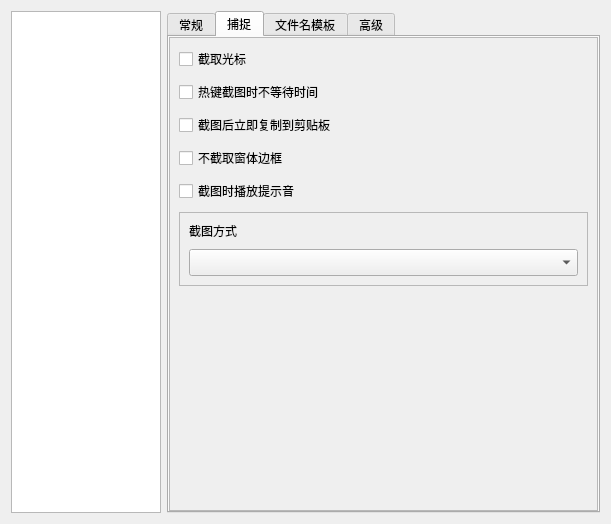
Before: the Qt Designer form SmartScreenSnapper/ui/settingdialog.ui in SkyD666/SmartScreenSnapper, drawn with Qt 5.
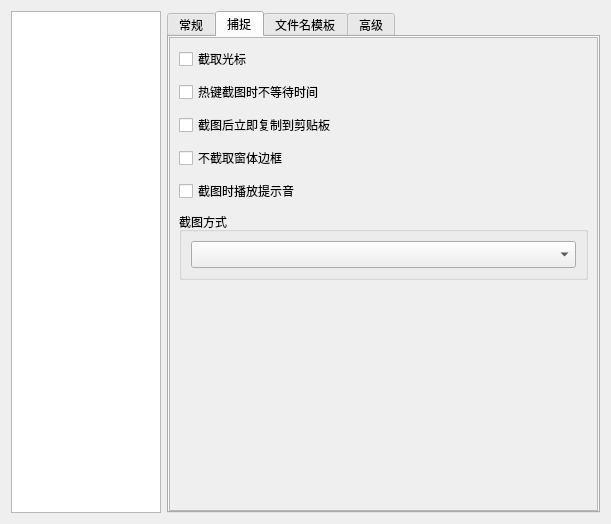
After: the same form once the commit is applied. The open tabs and pages were chosen to show the change. Icons and pictures are not drawn.

Patch:
```diff
--- a/SmartScreenSnapper/ui/settingdialog.ui
+++ b/SmartScreenSnapper/ui/settingdialog.ui
@@ -589,39 +589,17 @@
             </widget>
            </item>
            <item>
-            <widget class="QFrame" name="frame_2">
+            <widget class="QGroupBox" name="groupBox_2">
              <property name="sizePolicy">
               <sizepolicy hsizetype="Preferred" vsizetype="Fixed">
                <horstretch>0</horstretch>
                <verstretch>0</verstretch>
               </sizepolicy>
              </property>
-             <property name="frameShape">
-              <enum>QFrame::StyledPanel</enum>
-             </property>
-             <layout class="QVBoxLayout" name="verticalLayout_5">
-              <property name="spacing">
-               <number>9</number>
-              </property>
-              <property name="leftMargin">
-               <number>9</number>
-              </property>
-              <property name="topMargin">
-               <number>9</number>
-              </property>
-              <property name="rightMargin">
-               <number>9</number>
-              </property>
-              <property name="bottomMargin">
-               <number>9</number>
-              </property>
-              <item>
-               <widget class="QLabel" name="label_3">
-                <property name="text">
+             <property name="title">
                  <string>截图方式</string>
                 </property>
-               </widget>
-              </item>
+             <layout class="QVBoxLayout" name="verticalLayout_5">
               <item>
                <widget class="QComboBox" name="comboBoxSnapMethod">
                 <property name="font">
```
Left out of the diff: 72 changed lines with no effect on the pictures. Lines whose indentation alone changed are shown as unchanged.
